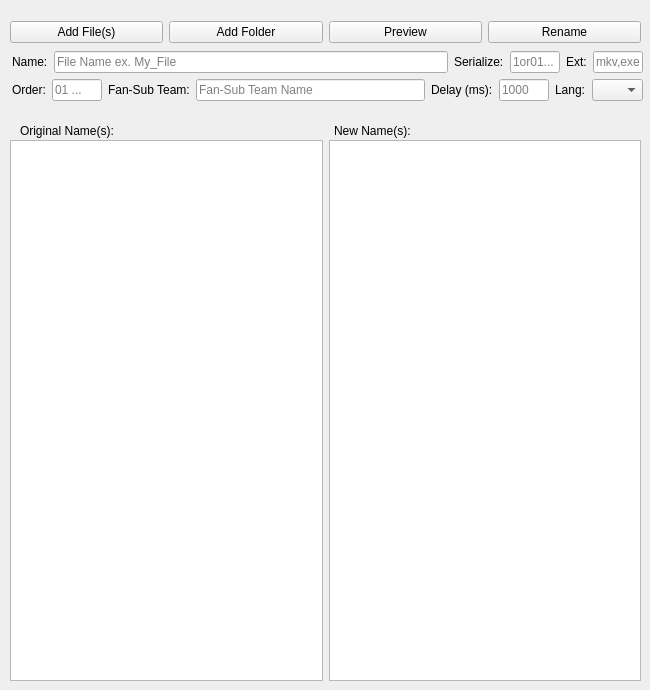
Old version of the form UI/maingui.ui in the repository Me-TheKing/Sub-Renamer.
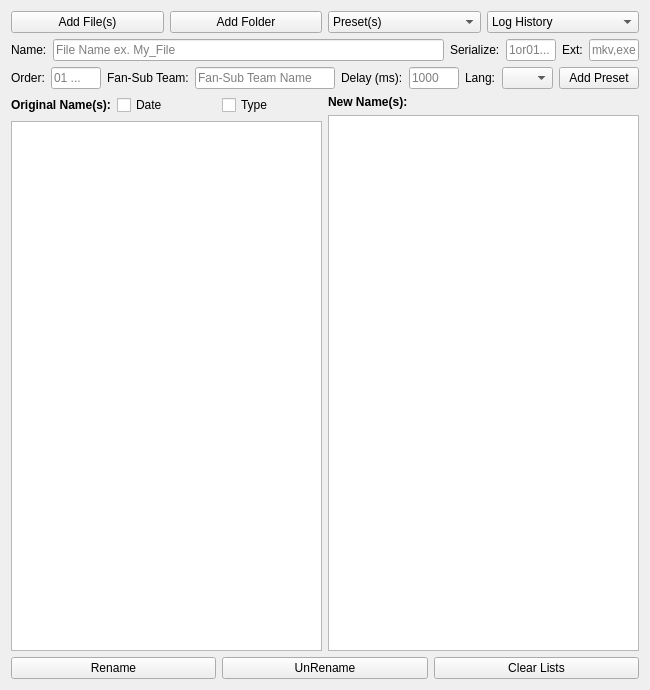
New version of the form.

Commit message: add a customQTableClass to fix the reorder change the layout design by remove preview_btn add preset_btn and more.. change the addfile_mth code and more so that I change the code from Qlistwidget toQTableWidget

Diff of the .ui file:
```diff
--- a/UI/maingui.ui
+++ b/UI/maingui.ui
@@ -13,88 +13,8 @@
   <property name="windowTitle">
    <string>Form</string>
   </property>
-  <widget class="QWidget" name="">
-   <property name="geometry">
-    <rect>
-     <x>20</x>
-     <y>120</y>
-     <width>391</width>
-     <height>22</height>
-    </rect>
-   </property>
-   <layout class="QHBoxLayout" name="horizontalLayout_3">
-    <item>
-     <widget class="QLabel" name="label_8">
-      <property name="text">
-       <string>Original Name(s):</string>
-      </property>
-     </widget>
-    </item>
-    <item>
-     <spacer name="horizontalSpacer">
-      <property name="orientation">
-       <enum>Qt::Horizontal</enum>
-      </property>
-      <property name="sizeHint" stdset="0">
-       <size>
-        <width>178</width>
-        <height>20</height>
-       </size>
-      </property>
-     </spacer>
-    </item>
-    <item>
-     <widget class="QLabel" name="label_9">
-      <property name="text">
-       <string>New Name(s):</string>
-      </property>
-     </widget>
-    </item>
-   </layout>
-  </widget>
-  <widget class="QWidget" name="">
-   <property name="geometry">
-    <rect>
-     <x>10</x>
-     <y>140</y>
-     <width>631</width>
-     <height>541</height>
-    </rect>
-   </property>
-   <layout class="QHBoxLayout" name="horizontalLayout_4">
-    <item>
-     <widget class="QListWidget" name="listWidget">
-      <property name="editTriggers">
-       <set>QAbstractItemView::DoubleClicked|QAbstractItemView::EditKeyPressed</set>
-      </property>
-      <property name="selectionMode">
-       <enum>QAbstractItemView::ExtendedSelection</enum>
-      </property>
-      <property name="viewMode">
-       <enum>QListView::ListMode</enum>
-      </property>
-      <property name="uniformItemSizes">
-       <bool>false</bool>
-      </property>
-      <property name="selectionRectVisible">
-       <bool>false</bool>
-      </property>
-     </widget>
-    </item>
-    <item>
-     <widget class="QListView" name="listView"/>
-    </item>
-   </layout>
-  </widget>
-  <widget class="QWidget" name="">
-   <property name="geometry">
-    <rect>
-     <x>10</x>
-     <y>20</y>
-     <width>631</width>
-     <height>25</height>
-    </rect>
-   </property>
+  <layout class="QGridLayout" name="gridLayout_2">
+   <item row="0" column="0" colspan="2">
    <layout class="QHBoxLayout" name="horizontalLayout_5">
     <item>
      <widget class="QPushButton" name="addfile_btn">
@@ -111,33 +31,33 @@
      </widget>
     </item>
     <item>
-     <widget class="QPushButton" name="preview_btn">
+      <widget class="QComboBox" name="preset_cobox">
+       <property name="maxVisibleItems">
+        <number>11</number>
+       </property>
+       <item>
       <property name="text">
-       <string>Preview</string>
-      </property>
+         <string>Preset(s)</string>
+        </property>
+       </item>
      </widget>
     </item>
     <item>
-     <widget class="QPushButton" name="rename_btn">
+      <widget class="QComboBox" name="log_cobox">
+       <property name="maxVisibleItems">
+        <number>11</number>
+       </property>
+       <item>
       <property name="text">
-       <string>Rename</string>
-      </property>
+         <string>Log History</string>
+        </property>
+       </item>
      </widget>
     </item>
    </layout>
-  </widget>
-  <widget class="QWidget" name="">
-   <property name="geometry">
-    <rect>
-     <x>12</x>
-     <y>51</y>
-     <width>631</width>
-     <height>52</height>
-    </rect>
-   </property>
-   <layout class="QVBoxLayout" name="verticalLayout">
-    <item>
-     <layout class="QHBoxLayout" name="horizontalLayout">
+   </item>
+   <item row="1" column="0" colspan="2">
+    <layout class="QHBoxLayout" name="horizontalLayout_2">
       <item>
        <widget class="QLabel" name="label">
         <property name="text">
@@ -194,8 +114,8 @@
       </item>
      </layout>
     </item>
-    <item>
-     <layout class="QHBoxLayout" name="horizontalLayout_2">
+   <item row="2" column="0" colspan="2">
+    <layout class="QHBoxLayout" name="horizontalLayout">
       <item>
        <widget class="QLabel" name="label_3">
         <property name="text">
@@ -258,7 +178,7 @@
        </widget>
       </item>
       <item>
-       <widget class="QComboBox" name="lang_chbox">
+      <widget class="QComboBox" name="lang_cobox">
         <item>
          <property name="text">
           <string/>
@@ -281,10 +201,115 @@
         </item>
        </widget>
       </item>
-     </layout>
-    </item>
-   </layout>
-  </widget>
+     <item>
+      <widget class="QPushButton" name="addpreset_btn">
+       <property name="text">
+        <string>Add Preset</string>
+       </property>
+      </widget>
+     </item>
+    </layout>
+   </item>
+   <item row="3" column="0">
+    <layout class="QVBoxLayout" name="verticalLayout">
+     <item>
+      <layout class="QHBoxLayout" name="horizontalLayout_3">
+       <item>
+        <widget class="QLabel" name="label_8">
+         <property name="font">
+          <font>
+           <weight>75</weight>
+           <bold>true</bold>
+          </font>
+         </property>
+         <property name="text">
+          <string>Original Name(s):</string>
+         </property>
+         <property name="alignment">
+          <set>Qt::AlignLeading|Qt::AlignLeft|Qt::AlignVCenter</set>
+         </property>
+        </widget>
+       </item>
+       <item>
+        <widget class="QCheckBox" name="date_chbox">
+         <property name="contextMenuPolicy">
+          <enum>Qt::NoContextMenu</enum>
+         </property>
+         <property name="text">
+          <string>Date</string>
+         </property>
+        </widget>
+       </item>
+       <item>
+        <widget class="QCheckBox" name="type_chbox">
+         <property name="text">
+          <string>Type</string>
+         </property>
+        </widget>
+       </item>
+      </layout>
+     </item>
+     <item>
+      <widget class="QTableWidget" name="tableWidget"/>
+     </item>
+    </layout>
+   </item>
+   <item row="3" column="1">
+    <layout class="QVBoxLayout" name="verticalLayout_2">
+     <item>
+      <widget class="QLabel" name="label_9">
+       <property name="font">
+        <font>
+         <weight>75</weight>
+         <bold>true</bold>
+        </font>
+       </property>
+       <property name="text">
+        <string>New Name(s):</string>
+       </property>
+       <property name="alignment">
+        <set>Qt::AlignLeading|Qt::AlignLeft|Qt::AlignVCenter</set>
+       </property>
+       <property name="margin">
+        <number>2</number>
+       </property>
+      </widget>
+     </item>
+     <item>
+      <widget class="QListView" name="listView">
+       <property name="alternatingRowColors">
+        <bool>true</bool>
+       </property>
+      </widget>
+     </item>
+    </layout>
+   </item>
+   <item row="4" column="0" colspan="2">
+    <layout class="QGridLayout" name="gridLayout">
+     <item row="0" column="0">
+      <widget class="QPushButton" name="rename_btn">
+       <property name="text">
+        <string>Rename</string>
+       </property>
+      </widget>
+     </item>
+     <item row="0" column="1">
+      <widget class="QPushButton" name="unrename_btn">
+       <property name="text">
+        <string>UnRename</string>
+       </property>
+      </widget>
+     </item>
+     <item row="0" column="2">
+      <widget class="QPushButton" name="clear_btn">
+       <property name="text">
+        <string>Clear Lists</string>
+       </property>
+      </widget>
+     </item>
+    </layout>
+   </item>
+  </layout>
  </widget>
  <resources/>
  <connections/>
```
Lines whose indentation alone changed are shown as unchanged. The commit also changes 3 other files.
